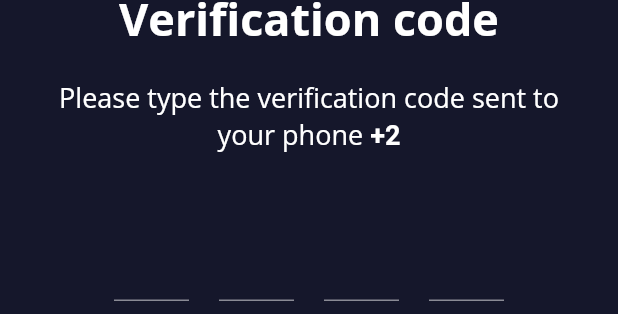
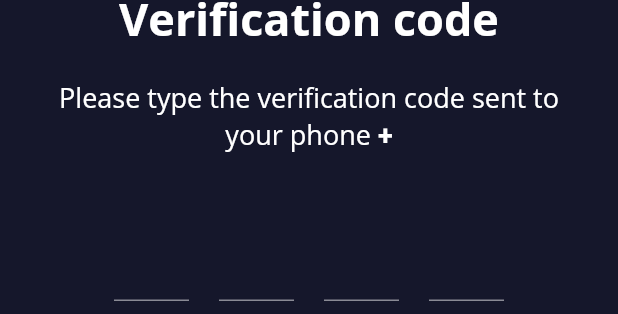
Before and after one commit to GoZaddy/foodie, a Flutter app: the OTPScreen widget shown alone on an empty page, opened directly with empty values, on a phone screen of 412 x 824 dp. Shown: the part 476-790 px from the top of the screen. Run offline on Flutter 3.47's test engine with Material 2 defaults, Android fonts, the phone set to English and light mode, and no system bars; our stand-ins replace google_fonts.

Commit message:
removed 2 in front of + for otp screen

```diff
--- a/lib/UI/pages/otp_screen.dart
+++ b/lib/UI/pages/otp_screen.dart
@@ -82,7 +82,7 @@ class _OTPScreenState extends State<OTPScreen> with SingleTickerProviderStateMix
                         text: "Please type the verification code sent to your phone "
                       ),
                       TextSpan(
-                        text: "+2" + widget.phoneNumber,
+                        text: "+" + widget.phoneNumber,
                         style: TextStyle(
                           fontWeight: FontWeight.bold
                         )
```
Also changed, not shown: 4 other files.
